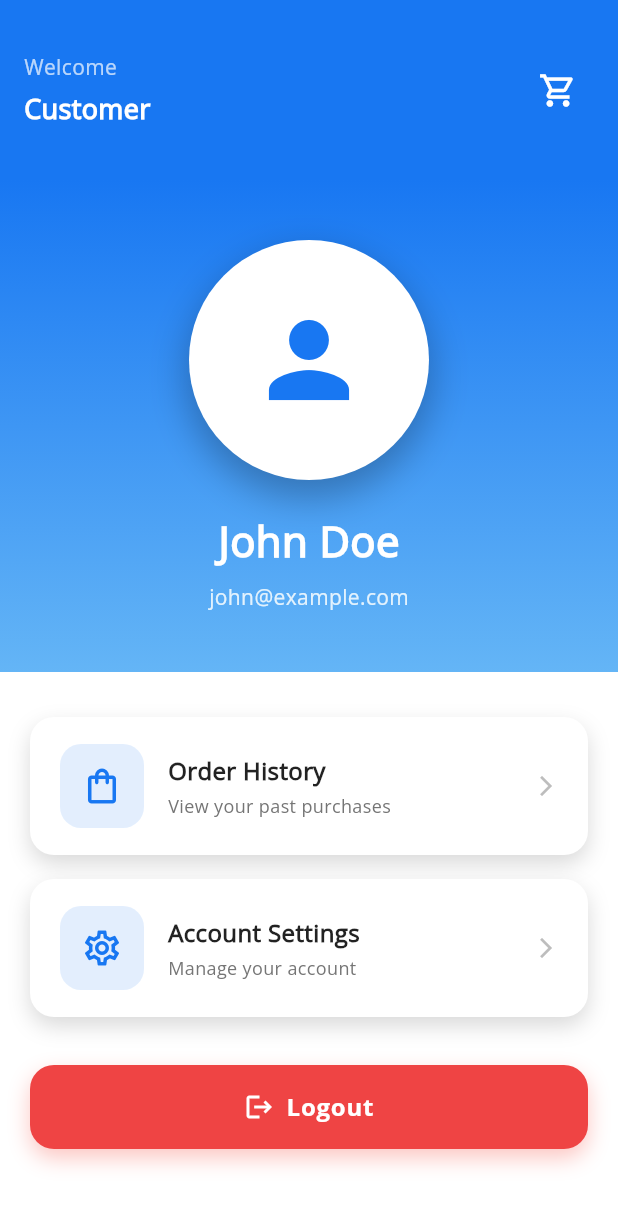
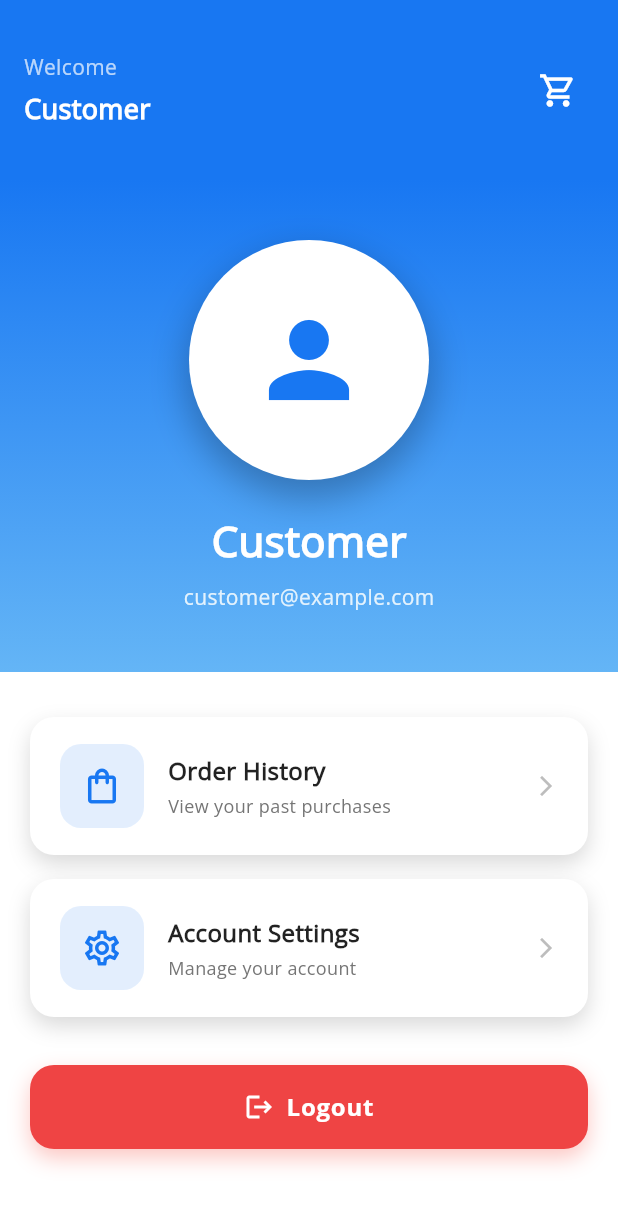
Before and after one commit to 005ishan/jersey-pasal, a Flutter app: the JerseyProfileScreen screen opened directly, on a phone screen of 412 x 824 dp. Shown: the top 1206 px of the screen. Run offline on Flutter 3.47's test engine with Material 3 defaults, Android fonts, the phone set to English and light mode, and no system bars; our stand-ins replace connectivity_plus, dartz, dio, equatable, flutter_riverpod, flutter_secure_storage and 4 more; missing offline and left inert: dio_smart_retry; accounts and stored records are empty.

```diff
--- a/lib/features/dashboard/presentation/pages/Jersey_Profile_Screen.dart
+++ b/lib/features/dashboard/presentation/pages/Jersey_Profile_Screen.dart
@@ -10,7 +10,7 @@ class JerseyProfileScreen extends StatefulWidget {
 }
 
 class _JerseyProfileScreenState extends State<JerseyProfileScreen> {
-  String _userName = 'John Doe';
+  String _userName = 'Customer';
 
   void _updateUserName(String newName) {
     setState(() {
@@ -86,7 +86,7 @@ class _JerseyProfileScreenState extends State<JerseyProfileScreen> {
 
                   // User Email
                   const Text(
-                    'john@example.com',
+                    'customer@example.com',
                     style: TextStyle(
                       fontSize: 14,
                       color: Color(0xFFE3F2FD),
--- a/pubspec.yaml
+++ b/pubspec.yaml
@@ -64,7 +64,7 @@ dependencies:
   # Media Handling
   flutter_image_compress: ^2.2.0
   video_compress: ^3.1.3
-  image_picker: ^1.0.7
+  image_picker: ^1.2.1
   cached_network_image: ^3.3.1
   flutter_cache_manager: ^3.3.1
   video_thumbnail: ^0.5.3
```
Also changed, not shown: 1 other file.
